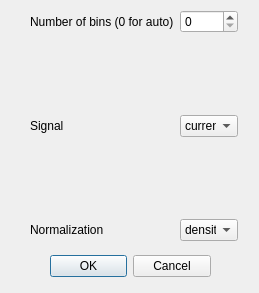
The window that joulescope_ui/histogram_config_widget.ui (jetperch/pyjoulescope_ui) describes before a commit, drawn with Qt 5.
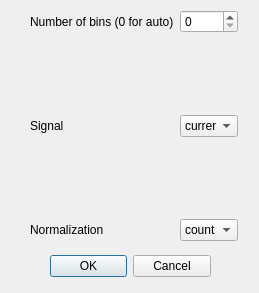
The same window after the commit.

Commit message: Histogram is functional

Patch:
```diff
--- a/joulescope_ui/histogram_config_widget.ui
+++ b/joulescope_ui/histogram_config_widget.ui
@@ -133,7 +133,7 @@
      <widget class="QComboBox" name="normalization">
       <item>
        <property name="text">
-        <string extracomment="Integral over the histogram is 1; approximates the Probability Density Function of your distribution">density</string>
+        <string extracomment="No normalization">count</string>
        </property>
       </item>
       <item>
```
Left out of the diff: 2 changed lines with no effect on the pictures. The commit also changes 2 other files.
